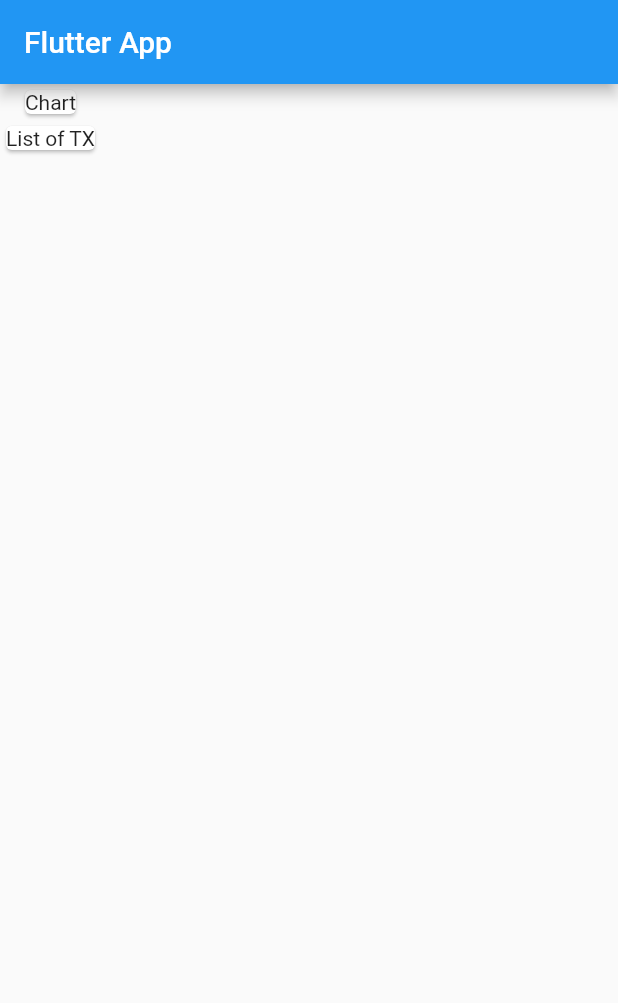
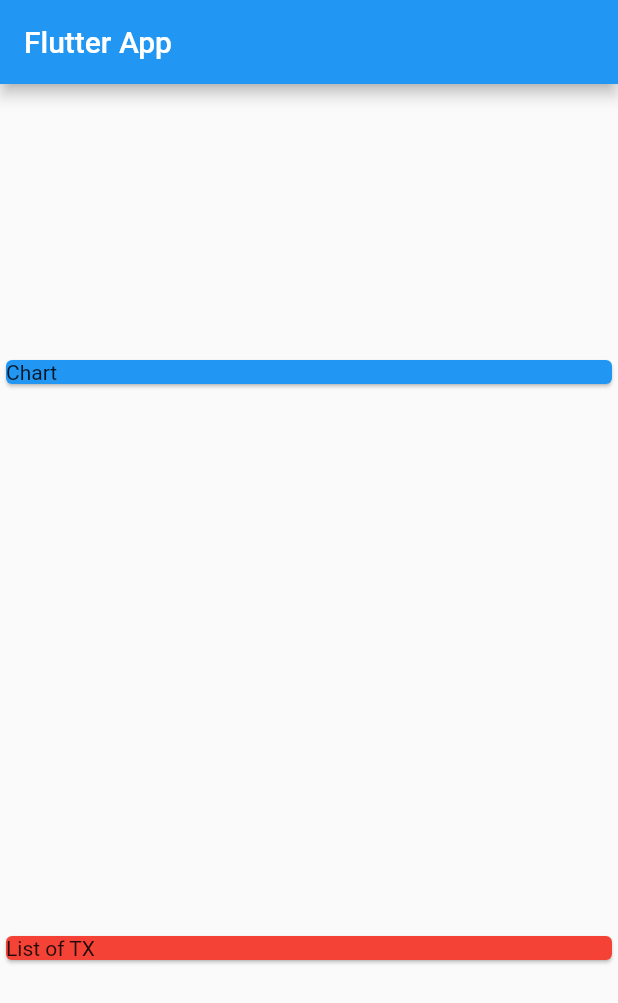
Before and after one commit to mirecta/flutter, a Flutter app: the screen it shows after launch, on a phone screen of 412 x 824 dp. Shown: the top 1003 px of the screen. Run offline on Flutter 3.47's test engine with Material 2 defaults, Android fonts, the phone set to English and light mode, and no system bars.

Commit message:
next step

```diff
--- a/hello_world2/lib/main.dart
+++ b/hello_world2/lib/main.dart
@@ -29,11 +29,18 @@ class MyHomePage extends StatelessWidget {
         title: Text("Flutter App"),
       ),
       body: Column(
+        mainAxisAlignment: MainAxisAlignment.spaceAround,
+        crossAxisAlignment: CrossAxisAlignment.stretch,
         children: [
-          Card(
-            child: Text("Chart"),
+          Container(
+            width: double.infinity,
+            child: Card(
+              color: Colors.blue,
+              child: Text("Chart"),
+            ),
           ),
           Card(
+            color: Colors.red,
             child: Text("List of TX"),
           )
         ],
```
